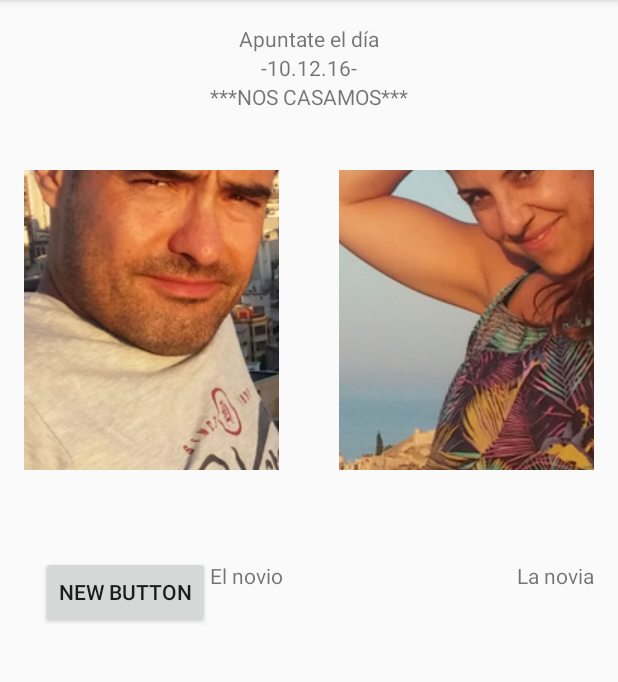
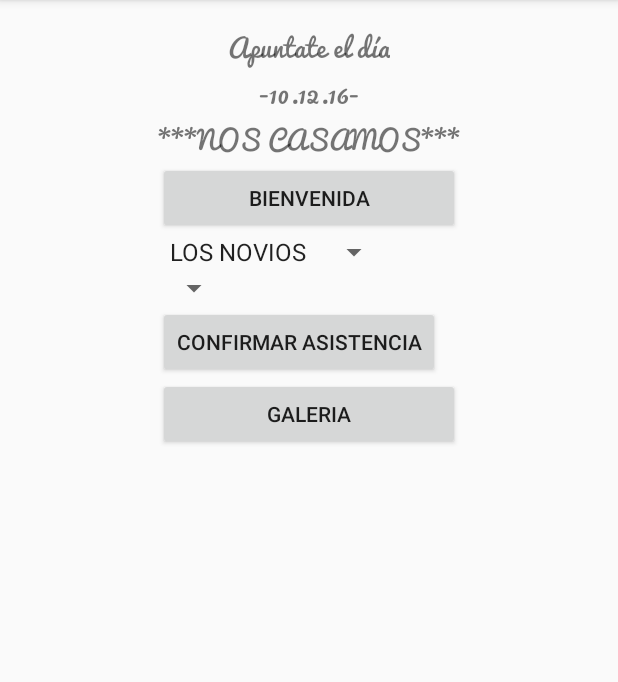
Before and after one commit to sachonidas/JYL, an Android app: the screen it shows after launch (MainActivity), on a phone screen of 412 x 824 dp, the part 84-766 px from its top. Run offline under Robolectric (Android 15) with nearby library versions, the phone set to English and light mode, and no system bars.

Commit message:
crear nuevos acitivities y strings para los spinners

```diff
--- a/app/src/main/AndroidManifest.xml
+++ b/app/src/main/AndroidManifest.xml
@@ -15,6 +15,7 @@
                 <category android:name="android.intent.category.LAUNCHER" />
             </intent-filter>
         </activity>
+        <activity android:name=".Main2Activity"></activity>
     </application>
 
 </manifest>
--- /dev/null
+++ b/app/src/main/java/sachonidas/myapplication/Main2Activity.java
@@ -0,0 +1,13 @@
+package sachonidas.myapplication;
+
+import android.support.v7.app.AppCompatActivity;
+import android.os.Bundle;
+
+public class Main2Activity extends AppCompatActivity {
+
+    @Override
+    protected void onCreate(Bundle savedInstanceState) {
+        super.onCreate(savedInstanceState);
+        setContentView(R.layout.activity_bienvenida);
+    }
+}
--- a/app/src/main/java/sachonidas/myapplication/MainActivity.java
+++ b/app/src/main/java/sachonidas/myapplication/MainActivity.java
@@ -1,5 +1,6 @@
 package sachonidas.myapplication;
 
+import android.graphics.Typeface;
 import android.media.Image;
 import android.support.v7.app.AppCompatActivity;
 import android.os.Bundle;
@@ -7,14 +8,27 @@ import android.support.v7.widget.ButtonBarLayout;
 import android.util.Log;
 import android.view.View;
 import android.view.View.OnClickListener;
+import android.widget.ArrayAdapter;
 import android.widget.Button;
 import android.widget.ImageButton;
+import android.widget.Spinner;
+import android.widget.TextView;
 import android.widget.Toast;
+
+import java.util.Calendar;
+import java.util.Date;
 
 public class MainActivity extends AppCompatActivity {
 
     private ImageButton imagenNovio, imagenNovia;
     private Button btn;
+    private TextView tv1, tv2, tv3;
+    int senanasRestar = 14;
+    int diasRestar = 10;
+    int horasRestar = 12;
+    int minutosRestar = 0;
+    int segundosRestar = 0;
+    Spinner sp1, sp2;
 
 
     @Override
@@ -22,14 +36,55 @@ public class MainActivity extends AppCompatActivity {
         super.onCreate(savedInstanceState);
         setContentView(R.layout.activity_main);
 
-        imagenNovio = (ImageButton)findViewById(R.id.imgBtnNovio);
-        imagenNovia = (ImageButton)findViewById(R.id.imgBtnNovia);
+        Calendar c = Calendar.getInstance();
+        long ahora = System.currentTimeMillis();
+        Date d = new Date(ahora);
+
+        c.setTimeInMillis(ahora);
+        int horas = c.get(Calendar.HOUR);
+        int minutos = c.get(Calendar.MINUTE);
+        int segundos = c.get(Calendar.SECOND);
+        int semanas = c.get(Calendar.WEEK_OF_MONTH);
+        int dias = c.get(Calendar.DAY_OF_MONTH);
+
+        String horasString = String.valueOf(horas);
+        String minutosString = String.valueOf(minutos);
+        String segundosString = String.valueOf(segundos);
+        String semanasString = String.valueOf(semanas);
+        String diasString = String.valueOf(dias);
+
+        Log.e("Horas", horasString);
+        Log.e("Minutos", minutosString);
+        Log.e("Segundos", segundosString);
+        Log.e("Dias", diasString);
+        Log.e("Semanas", semanasString);
 
 
-        imagenNovio.setImageResource(R.drawable.novio);
-        imagenNovia.setImageResource(R.drawable.novia);
 
-        btn = (Button)findViewById(R.id.button);
+        Typeface face= Typeface.createFromAsset(getAssets(),"fonts/Pacifico.ttf");
+
+        tv1 = (TextView)findViewById(R.id.tv1);
+        tv2 = (TextView)findViewById(R.id.tv2);
+        tv3 = (TextView)findViewById(R.id.tv3);
+
+        tv1.setTypeface(face);
+        tv2.setTypeface(face);
+        tv3.setTypeface(face);
+
+
+        //imagenNovio = (ImageButton)findViewById(R.id.imgBtnNovio);
+        //imagenNovia = (ImageButton)findViewById(R.id.imgBtnNovia);
+
+        //imagenNovio.setImageResource(R.drawable.novio);
+        //imagenNovia.setImageResource(R.drawable.novia);
+
+        sp1 = (Spinner)findViewById(R.id.spLosNovios);
+        ArrayAdapter<CharSequence> adapter = ArrayAdapter.createFromResource(this,
+                R.array.novios_array, android.R.layout.simple_spinner_item);
+        adapter.setDropDownViewResource(android.R.layout.simple_spinner_dropdown_item);
+        sp1.setAdapter(adapter);
+
+        sp2 = (Spinner)findViewById(R.id.sp2InfoEvento);
 
     }
 
@@ -40,7 +95,7 @@ public class MainActivity extends AppCompatActivity {
     }
 
      public void onClickNovia(View view){
-         Toast.makeText(MainActivity.this, "Has clicado en el noviass.",
+         Toast.makeText(MainActivity.this, "Has clicado en el novia.",
                  Toast.LENGTH_SHORT).show();
     }
 
--- /dev/null
+++ b/app/src/main/res/layout/activity_bienvenida.xml
@@ -0,0 +1,44 @@
+<?xml version="1.0" encoding="utf-8"?>
+<RelativeLayout xmlns:android="http://schemas.android.com/apk/res/android"
+    xmlns:tools="http://schemas.android.com/tools"
+    android:layout_width="match_parent"
+    android:layout_height="match_parent"
+    android:paddingBottom="@dimen/activity_vertical_margin"
+    android:paddingLeft="@dimen/activity_horizontal_margin"
+    android:paddingRight="@dimen/activity_horizontal_margin"
+    android:paddingTop="@dimen/activity_vertical_margin"
+    tools:context="sachonidas.myapplication.Main2Activity"
+    android:textAlignment="center">
+
+    <TextView
+        android:layout_width="wrap_content"
+        android:layout_height="wrap_content"
+        android:textAppearance="?android:attr/textAppearanceLarge"
+        android:text="¡Bienvenidos!"
+        android:id="@+id/textView"
+        android:layout_alignParentTop="true"
+        android:layout_centerHorizontal="true" />
+
+    <TextView
+        android:layout_width="wrap_content"
+        android:layout_height="wrap_content"
+        android:text="Hemos creado esta aplicación con palabras que nos salen del corazón e imágenes de momentos muy especiales en nuestra vida. El destino ha querido que también trabajemos en el mismo campo y por ésto, que mejor que mostrarnos y comunicarnos con vosotros a través de ésta aplicación."
+        android:id="@+id/textView2"
+        android:textIsSelectable="false"
+        android:textSize="20dp"
+        android:textAlignment="center"
+        android:layout_marginTop="48dp"
+        android:layout_below="@+id/textView"
+        android:layout_alignParentStart="true" />
+
+    <TextView
+        android:layout_width="wrap_content"
+        android:layout_height="wrap_content"
+        android:text="“Lo que Internet ha unido, que no lo separe jamás nadie” "
+        android:id="@+id/textView3"
+        android:layout_below="@+id/textView2"
+        android:layout_centerHorizontal="true"
+        android:layout_marginTop="46dp"
+        android:textSize="20dp"
+        android:textAlignment="center" />
+</RelativeLayout>
--- a/app/src/main/res/layout/activity_main.xml
+++ b/app/src/main/res/layout/activity_main.xml
@@ -10,75 +10,86 @@
     tools:context="sachonidas.myapplication.MainActivity">
 
 
+    <ScrollView
+        android:layout_width="wrap_content"
+        android:layout_height="wrap_content"
+        android:id="@+id/scrollView"
+        android:layout_alignParentStart="true"
+        android:layout_alignParentTop="true"
+        android:layout_alignParentBottom="true" />
 
     <TextView
         android:layout_width="wrap_content"
         android:layout_height="wrap_content"
         android:text="Apuntate el día"
-        android:id="@+id/textView"
+        android:id="@+id/tv1"
+        android:textSize="17dp"
         android:layout_centerHorizontal="true" />
 
     <TextView
         android:layout_width="wrap_content"
         android:layout_height="wrap_content"
         android:text="-10.12.16-"
-        android:id="@+id/textView2"
-        android:layout_below="@+id/textView"
+        android:id="@+id/tv2"
+        android:textSize="17dp"
+        android:layout_below="@+id/tv1"
         android:layout_centerHorizontal="true" />
 
     <TextView
         android:layout_width="wrap_content"
         android:layout_height="wrap_content"
         android:text="***NOS CASAMOS***"
-        android:id="@+id/textView3"
-        android:layout_below="@+id/textView2"
+        android:id="@+id/tv3"
+        android:textSize="17dp"
+        android:layout_below="@+id/tv2"
         android:layout_centerHorizontal="true" />
 
-    <ImageButton
-        android:layout_width="170dp"
-        android:layout_height="200dp"
-        android:id="@+id/imgBtnNovio"
-        android:layout_marginTop="39dp"
-        android:nestedScrollingEnabled="false"
-        android:onClick="onClickNovio"
-        android:layout_below="@+id/textView3"
-        android:layout_alignParentStart="true"
-        android:textAlignment="center" />
+    <GridLayout
+        android:layout_width="match_parent"
+        android:layout_height="match_parent"
+        android:layout_below="@+id/tv3"
+        android:layout_alignEnd="@+id/tv3"
+        android:layout_alignStart="@+id/tv3">
 
-    <ImageButton
-        android:layout_width="170dp"
-        android:layout_height="200dp"
-        android:id="@+id/imgBtnNovia"
-        android:onClick="onClickNovia"
-        android:layout_alignTop="@+id/imgBtnNovio"
-        android:layout_alignParentEnd="true"
-        android:textAlignment="center" />
+        <Button
+            android:layout_width="match_parent"
+            android:layout_height="wrap_content"
+            android:text="BIENVENIDA"
+            android:id="@+id/btnBienvenida"
+            android:layout_row="0"
+            android:layout_column="1" />
 
-    <TextView
+        <Spinner
             android:layout_width="wrap_content"
             android:layout_height="wrap_content"
-        android:text="El novio"
-        android:id="@+id/textView4"
-        android:layout_centerVertical="true"
-        android:layout_alignStart="@+id/textView3" />
+            android:id="@+id/spLosNovios"
+            android:layout_row="1"
+            android:layout_column="1" />
 
-    <TextView
+        <Spinner
             android:layout_width="wrap_content"
             android:layout_height="wrap_content"
-        android:text="La novia"
-        android:id="@+id/textView5"
-        android:layout_alignTop="@+id/textView4"
-        android:layout_alignEnd="@+id/imgBtnNovia" />
+            android:id="@+id/sp2InfoEvento"
+            android:layout_row="2"
+            android:layout_column="1" />
 
         <Button
             android:layout_width="wrap_content"
             android:layout_height="wrap_content"
-        android:text="New Button"
-        android:id="@+id/button"
-        android:layout_below="@+id/imgBtnNovio"
-        android:layout_toStartOf="@+id/textView4"
-        android:layout_marginTop="57dp"
-        android:onClick="onClickNovio" />
+            android:text="CONFIRMAR ASISTENCIA"
+            android:id="@+id/btnConfirmarAsistencia"
+            android:layout_row="3"
+            android:layout_column="1" />
+
+        <Button
+            android:layout_width="match_parent"
+            android:layout_height="wrap_content"
+            android:text="GALERIA"
+            android:id="@+id/btnGaleria"
+            android:layout_row="4"
+            android:layout_column="1" />
+
+    </GridLayout>
 
 
 </RelativeLayout>
--- a/app/src/main/res/values/strings.xml
+++ b/app/src/main/res/values/strings.xml
@@ -1,3 +1,8 @@
 <resources>
     <string name="app_name">Juan y Laura</string>
+    <string-array name="novios_array">
+        <item>LOS NOVIOS</item>
+        <item>JUAN</item>
+        <item>LAURA</item>
+    </string-array>
 </resources>
```
Also changed, not shown: app/src/main/assets/fonts/Pacifico.ttf (added). Lines whose indentation alone changed are shown as unchanged.
